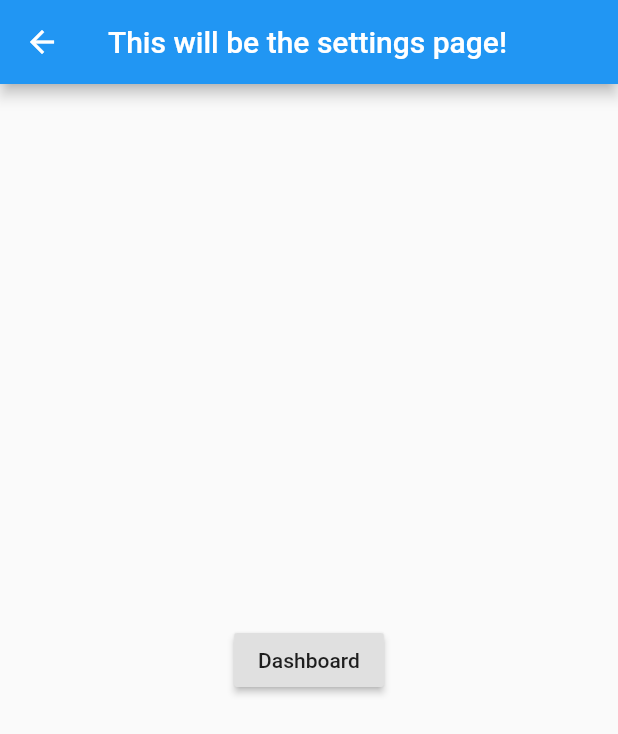
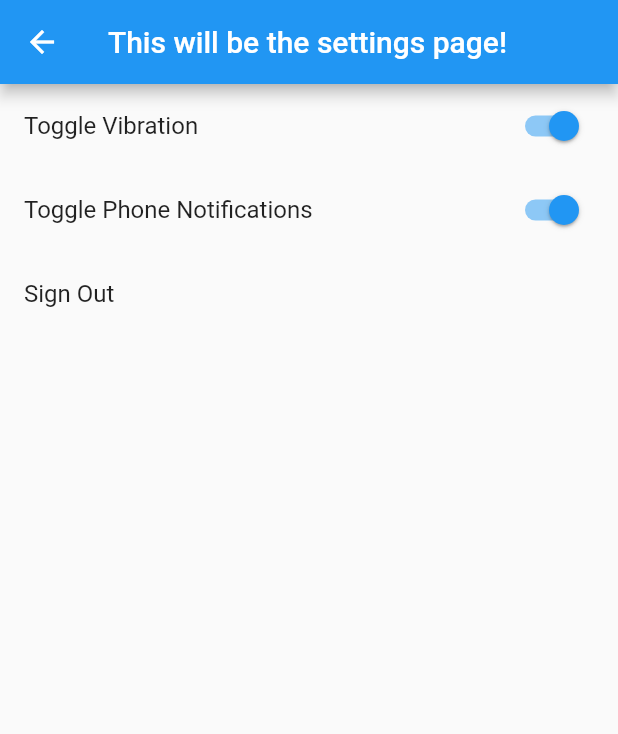
Before and after one commit to annavaykean/seniordesign_protoype, a Flutter app: the SettingsScreen screen opened by its route, on a phone screen of 412 x 824 dp. Shown: the top 734 px of the screen. Run offline on Flutter 3.47's test engine with Material 2 defaults, Android fonts, the phone set to English and light mode, and no system bars; our stand-ins replace charts_flutter, firebase_auth, firebase_database; accounts and stored records are empty.

Commit message:
more poses; settings screen has toggles

```diff
--- a/sd_proto/lib/code/settings_page.dart
+++ b/sd_proto/lib/code/settings_page.dart
@@ -1,18 +1,78 @@
 import 'package:flutter/material.dart';
+import 'package:sd_proto/main.dart';
 
-class SettingsScreen extends StatelessWidget {
+class SettingsScreen extends StatefulWidget{
+  @override
+  SettingsScreenState createState() => SettingsScreenState();
+}
+class SettingsScreenState extends State<SettingsScreen>{
+  bool vibrationToggle = true;
+  bool notificationToggle = true;
+
+  updateVibration() {
+    if (vibrationToggle) {
+      setState(() {
+        vibrationToggle = false;
+      });
+    } else {
+      setState(() {
+        vibrationToggle = true;
+      });
+    }
+    //update flag in firebase
+  }
+
+  updateNotifications () {
+    if(notificationToggle) {
+      setState(() {
+        notificationToggle = false;
+      });
+    } else {
+      setState(() {
+        notificationToggle = true;
+      });
+    }
+  }
+  signOut(BuildContext context) {
+    if(MyApp.firebaseAuth != null) {
+      MyApp.firebaseAuth.signOut();
+    }
+    if(MyApp.user != null) {
+      MyApp.user = null;
+    }
+    Navigator.of(context).pushNamed('/WelcomeScreen');
+    if(MyApp.deviceConnection != null) {
+      MyApp.deviceConnection.cancel();
+    }
+
+  }
+
+  Widget listViewConstructor (BuildContext context) {
+    return ListView(
+      children: <Widget>[
+        ListTile(
+          title: Text('Toggle Vibration'),
+          trailing: Switch(value: vibrationToggle, onChanged: (value) => updateVibration())
+        ),
+        ListTile(
+          title: Text('Toggle Phone Notifications'),
+         trailing: Switch(value: notificationToggle, onChanged: (value) => updateNotifications()),
+        ),
+        ListTile(
+          title: Text('Sign Out'),
+         onTap: () => signOut(context),
+        )
+      ],
+    );
+  }
+
   @override
   Widget build(BuildContext context) {
     return new Scaffold(
         appBar: AppBar(
           title: const Text('This will be the settings page!'),
         ),
-        body: Center(
-            child: RaisedButton(
-              child: const Text('Dashboard'),
-              onPressed: () => Navigator.of(context).pushNamed('/DashboardScreen'),
-            )
-        )
+        body: listViewConstructor(context),
     );
   }
 }
--- a/sd_proto/lib/main.dart
+++ b/sd_proto/lib/main.dart
@@ -51,6 +51,7 @@ class WelcomeScreenState extends State<WelcomeScreen> {
   final TextEditingController passwordCtrl = new TextEditingController();
   bool validEmail = false;
   bool validPass = false;
+  String errorMessage = '';
 
 
   Future<String> signIn(BuildContext context, String email, String password) async {
@@ -60,6 +61,7 @@ class WelcomeScreenState extends State<WelcomeScreen> {
             email: email, password: password);
       } on PlatformException catch (e){
           print('INFO: ${e}');
+          errorMessage = "Invalid login. Try again.";
       }
       if(MyApp.user != null) {
         print('INFO: ${MyApp.user.email} signed in.');
@@ -89,11 +91,13 @@ class WelcomeScreenState extends State<WelcomeScreen> {
         //navigate to homepage and dismiss keyboard
         FocusScope.of(context).requestFocus(new FocusNode());
         print('going to dashboard...');
+        errorMessage = "";
         Navigator.of(context).pushReplacementNamed('/DashboardScreen');
         return MyApp.user.uid;
       }
     }
     else{
+      errorMessage = 'Invalid login. Try again.';
       print('Must input email and password to sign in');
     }
   }
@@ -145,6 +149,7 @@ class WelcomeScreenState extends State<WelcomeScreen> {
                   ),
                 )
               ),
+              Text(errorMessage),
               ButtonTheme(
                 minWidth: 300.0,
                 child:  RaisedButton(
```
